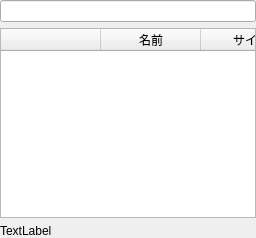
miyabi-satoh/Gefu, file folderpanel.ui: the form before one commit.
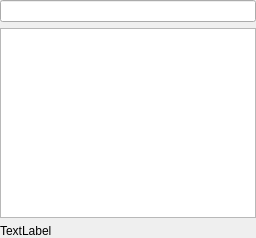
The form after the commit. Custom widgets are drawn as their Qt base class.

Commit message: Model/View構造への変更。一旦コミット。

```diff
--- a/folderpanel.ui
+++ b/folderpanel.ui
@@ -47,7 +47,7 @@
     </layout>
    </item>
    <item>
-    <widget class="FileTableWidget" name="fileTable">
+    <widget class="FileTableView" name="fileTable">
      <property name="horizontalScrollBarPolicy">
       <enum>Qt::ScrollBarAlwaysOff</enum>
      </property>
@@ -69,35 +69,12 @@
      <property name="wordWrap">
       <bool>false</bool>
      </property>
-     <property name="columnCount">
-      <number>4</number>
-     </property>
      <attribute name="horizontalHeaderHighlightSections">
       <bool>false</bool>
      </attribute>
      <attribute name="verticalHeaderVisible">
       <bool>false</bool>
      </attribute>
-     <column>
-      <property name="text">
-       <string/>
-      </property>
-     </column>
-     <column>
-      <property name="text">
-       <string>名前</string>
-      </property>
-     </column>
-     <column>
-      <property name="text">
-       <string>サイズ</string>
-      </property>
-     </column>
-     <column>
-      <property name="text">
-       <string>更新日時</string>
-      </property>
-     </column>
     </widget>
    </item>
    <item>
@@ -117,9 +94,9 @@
  </widget>
  <customwidgets>
   <customwidget>
-   <class>FileTableWidget</class>
-   <extends>QTableWidget</extends>
-   <header>filetablewidget.h</header>
+   <class>FileTableView</class>
+   <extends>QTableView</extends>
+   <header>filetableview.h</header>
   </customwidget>
  </customwidgets>
  <tabstops>
```
The commit also changes 20 other files.
